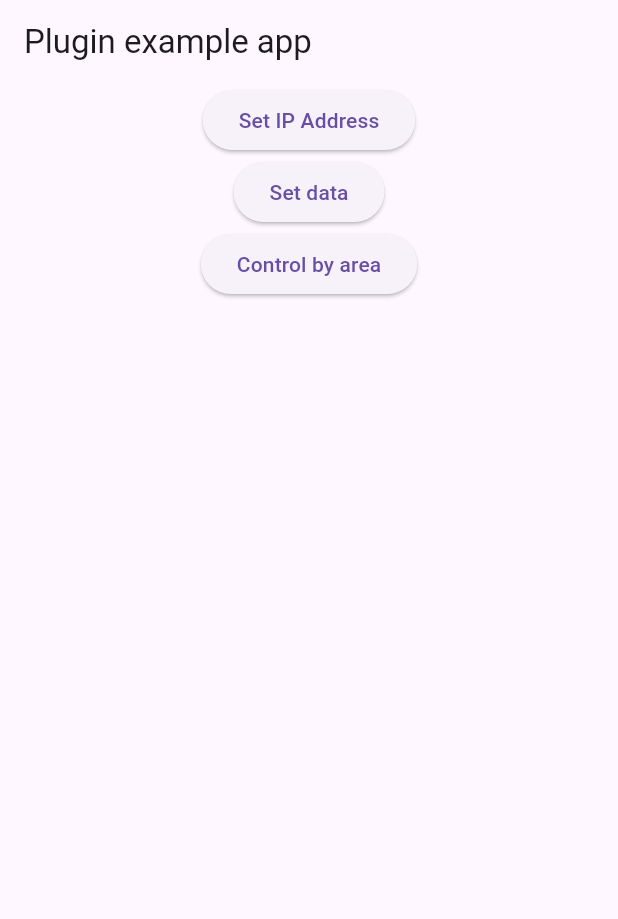
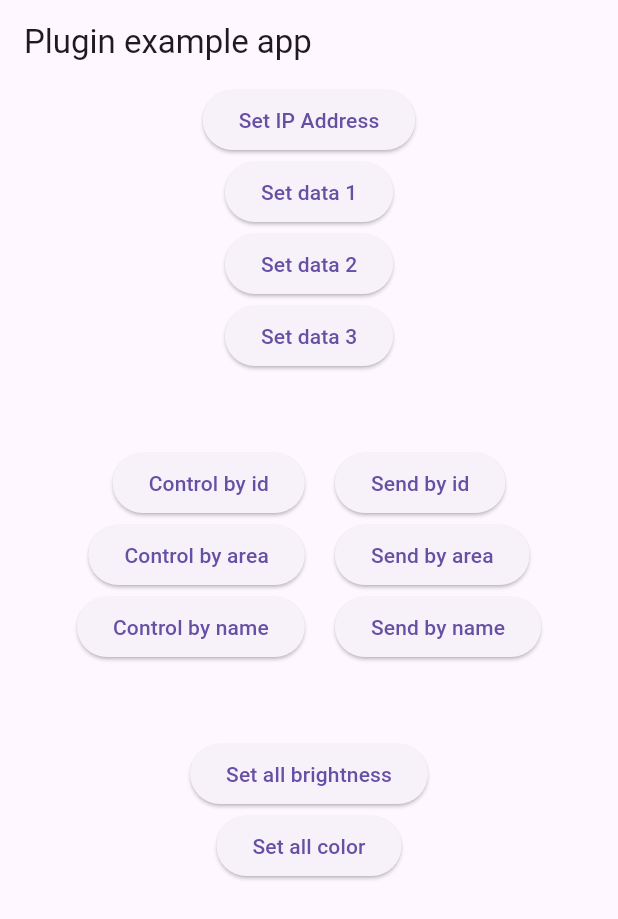
Before and after one commit to CodeSleeker/flutter-dmx, a Flutter app: the screen it shows after launch, after a tap on "Control by area", on a phone screen of 412 x 824 dp. Shown: the top 919 px of the screen. Run offline on Flutter 3.47's test engine with Material 3 defaults, Android fonts, the phone set to English and light mode, and no system bars; our stand-ins replace freezed_annotation.

```diff
--- a/example/lib/main.dart
+++ b/example/lib/main.dart
@@ -41,34 +41,141 @@ class _MyAppState extends State<MyApp> implements DmxListener {
               ElevatedButton(
                 onPressed: () {
                   final dmxData = DmxFixture(
-                    id: 1,
+                    id: 0,
                     address: 1,
-                    area: 'test',
+                    area: 'north',
                     colorMode: ColorMode.rgbw,
-                    name: 'test',
+                    name: 'pole1',
                     channel: 7,
                     addressMode: AddressMode.seq,
+                    count: 2,
                   );
 
                   _flutterDmx.setData(dmxData);
                 },
-                child: Text('Set data'),
+                child: Text('Set data 1'),
               ),
               ElevatedButton(
                 onPressed: () {
-                  final command = DmxCommand(
-                    brightness: 100,
-                    color: DmxColor.red,
-                    area: 'North Field',
+                  final dmxData = DmxFixture(
+                    id: 1,
+                    address: 15,
+                    area: 'mid',
+                    colorMode: ColorMode.rgbw,
+                    name: 'pole2',
+                    channel: 7,
                   );
-                  _flutterDmx.controlByArea(command);
-                  // or
-                  _flutterDmx.set
-                      .color(DmxColor.amber)
-                      .brightness(100)
-                      .sendByArea('North Field');
+
+                  _flutterDmx.setData(dmxData);
                 },
-                child: Text('Control by area'),
+                child: Text('Set data 2'),
+              ),
+              ElevatedButton(
+                onPressed: () {
+                  final dmxData = DmxFixture(
+                    id: 2,
+                    address: 22,
+                    area: 'south',
+                    colorMode: ColorMode.rgbw,
+                    name: 'pole2',
+                    channel: 7,
+                  );
+
+                  _flutterDmx.setData(dmxData);
+                },
+                child: Text('Set data 3'),
+              ),
+              SizedBox(height: 50),
+              Row(
+                mainAxisAlignment: MainAxisAlignment.center,
+                children: [
+                  ElevatedButton(
+                    onPressed: () {
+                      final command = DmxCommand(
+                        brightness: 50,
+                        color: DmxColor.green,
+                        id: 0,
+                      );
+                      _flutterDmx.controlById(command);
+                    },
+                    child: Text('Control by id'),
+                  ),
+                  SizedBox(width: 20),
+                  ElevatedButton(
+                    onPressed: () {
+                      _flutterDmx.set
+                          .color(DmxColor.amber)
+                          .brightness(50)
+                          .sendById(1);
+                    },
+                    child: Text('Send by id'),
+                  ),
+                ],
+              ),
+              Row(
+                mainAxisAlignment: MainAxisAlignment.center,
+                children: [
+                  ElevatedButton(
+                    onPressed: () {
+                      final command = DmxCommand(
+                        brightness: 80,
+                        color: DmxColor.red,
+                        area: 'south',
+                      );
+                      _flutterDmx.controlByArea(command);
+                    },
+                    child: Text('Control by area'),
+                  ),
+                  SizedBox(width: 20),
+                  ElevatedButton(
+                    onPressed: () {
+                      _flutterDmx.set
+                          .color(DmxColor.amber)
+                          .brightness(50)
+                          .sendByArea('north');
+                    },
+                    child: Text('Send by area'),
+                  ),
+                ],
+              ),
+              Row(
+                mainAxisAlignment: MainAxisAlignment.center,
+                children: [
+                  ElevatedButton(
+                    onPressed: () {
+                      final command = DmxCommand(
+                        brightness: 50,
+                        color: DmxColor.blue,
+                        name: 'pole2',
+                      );
+                      _flutterDmx.controlByName(command);
+                    },
+                    child: Text('Control by name'),
+                  ),
+                  SizedBox(width: 20),
+                  ElevatedButton(
+                    onPressed: () {
+                      _flutterDmx.set
+                          .color(DmxColor.red)
+                          .brightness(20)
+                          .sendByName('pole2');
+                    },
+                    child: Text('Send by name'),
+                  ),
+                ],
+              ),
+              SizedBox(height: 50),
+              ElevatedButton(
+                onPressed: () {
+                  _flutterDmx.setAllBrightness(0);
+                },
+                child: Text('Set all brightness'),
+              ),
+              ElevatedButton(
+                onPressed: () {
+                  _flutterDmx.setAllColor(DmxColor.pink);
+                },
+                child: Text('Set all color'),
               ),
             ],
           ),
--- a/lib/src/data/models/dmx_fixture_model.dart
+++ b/lib/src/data/models/dmx_fixture_model.dart
@@ -26,7 +26,7 @@ abstract class DmxFixtureModel with _$DmxFixtureModel {
     return DmxFixtureModel(
       id: entity.id,
       name: entity.name,
-      address: entity.address,
+      address: entity.address - 1,
       area: entity.area,
       colorMode: entity.colorMode,
       channel: entity.channel,
--- a/lib/src/data/repositories/dmx_command_builder_impl.dart
+++ b/lib/src/data/repositories/dmx_command_builder_impl.dart
@@ -45,7 +45,11 @@ class DmxCommandBuilderImpl implements DmxCommandBuilder {
   @override
   Future<bool> sendByName(String name) async {
     return _plugin.controlByName(
-      DmxCommand(brightness: _brightness ?? 0, color: _color ?? DmxColor.white),
+      DmxCommand(
+        brightness: _brightness ?? 0,
+        color: _color ?? DmxColor.white,
+        name: name,
+      ),
     );
   }
 }
--- a/lib/src/data/repositories/native_repository.dart
+++ b/lib/src/data/repositories/native_repository.dart
@@ -61,7 +61,7 @@ class NativeRepositoryImpl implements NativeRepository {
 
   @override
   Future<bool> setAllBrightness(int value) async {
-    return await dataSource.sendData('setAllBrightness', value.toString());
+    return await dataSource.sendData('setAllBrightness', value);
   }
 
   @override
```
Also changed, not shown: 3 other files.
